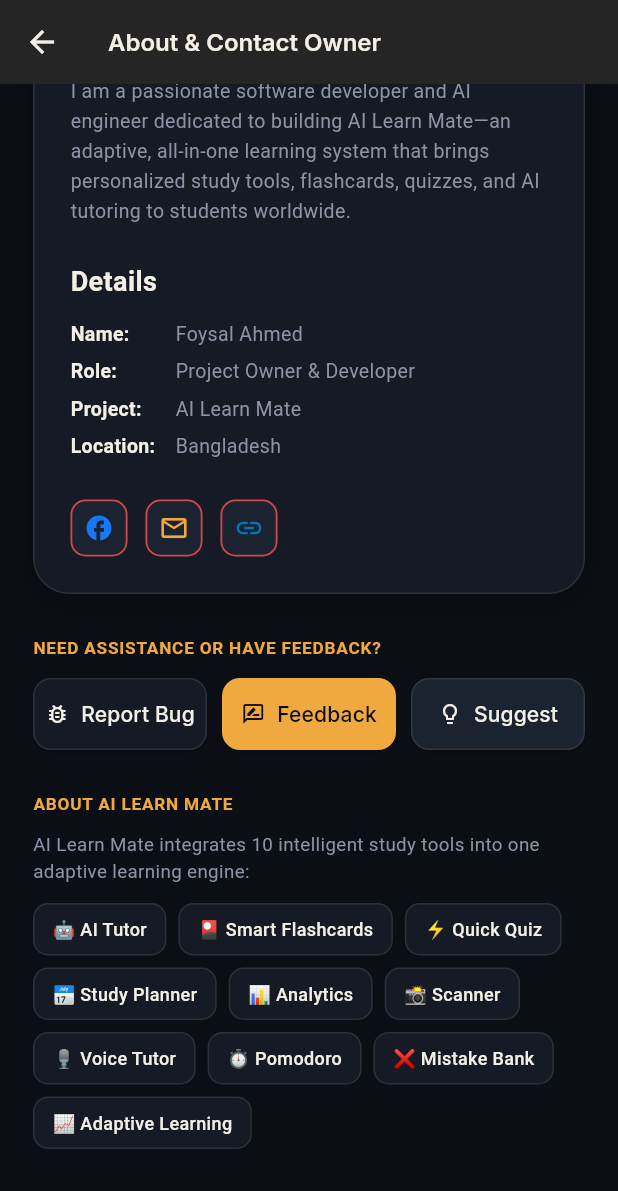
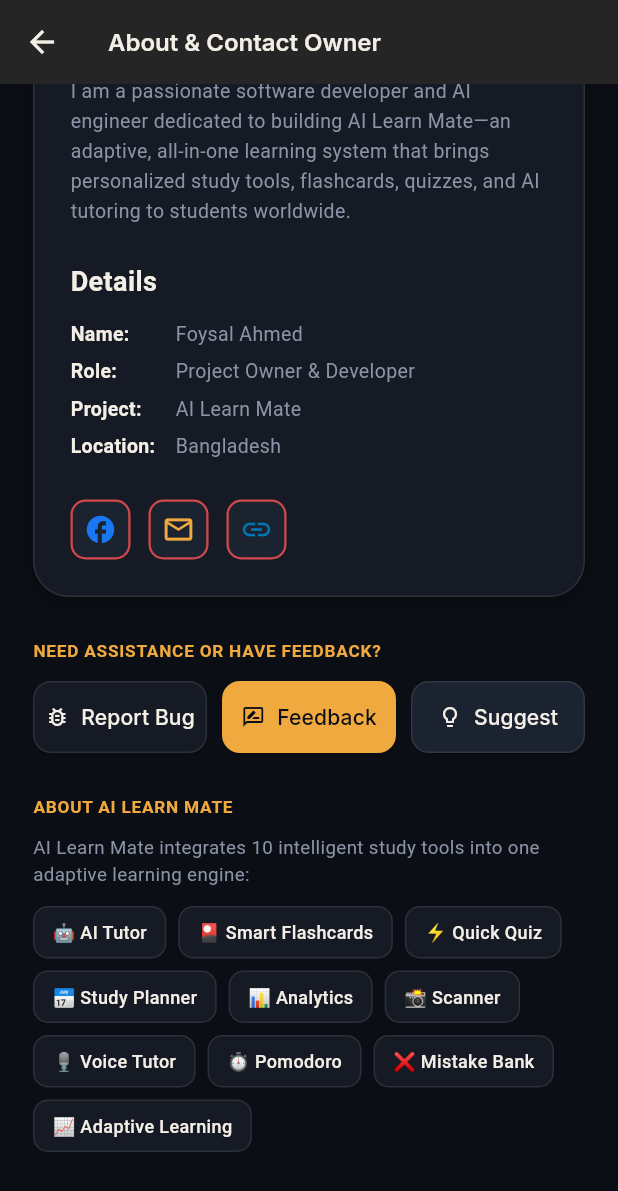
Before and after one commit to richardfacman/Ai-LearnMate, a Flutter app: the ContactOwnerScreen screen opened directly, scrolled down 491 dp, on a phone screen of 412 x 824 dp. Shown: the top 1191 px of the screen. Run offline on Flutter 3.47's test engine with Material 3 defaults, Android fonts, the phone set to English and light mode, and no system bars; our stand-ins replace cloud_firestore, file_picker, firebase_auth, firebase_core, fl_chart, flutter_dotenv and 7 more; missing offline and left inert: google_mlkit_text_recognition; accounts and stored records are empty; network calls fail.

Commit message:
Update Contact Owner social icons and photo rendering

```diff
--- a/lib/screens/profile/contact_owner_screen.dart
+++ b/lib/screens/profile/contact_owner_screen.dart
@@ -29,9 +29,8 @@ class ContactOwnerScreen extends StatelessWidget {
     );
 
     try {
-      if (await canLaunchUrl(mailUri)) {
-        await launchUrl(mailUri, mode: LaunchMode.externalApplication);
-      } else {
+      final bool launched = await launchUrl(mailUri, mode: LaunchMode.externalApplication);
+      if (!launched) {
         await _copyToClipboard(context, AppContactConfig.ownerEmail, "Email address copied to clipboard!");
       }
     } catch (_) {
@@ -42,9 +41,8 @@ class ContactOwnerScreen extends StatelessWidget {
   Future<void> _openLinkedIn(BuildContext context) async {
     final Uri url = Uri.parse(AppContactConfig.ownerLinkedIn);
     try {
-      if (await canLaunchUrl(url)) {
-        await launchUrl(url, mode: LaunchMode.externalApplication);
-      } else {
+      final bool launched = await launchUrl(url, mode: LaunchMode.externalApplication);
+      if (!launched) {
         await _copyToClipboard(context, AppContactConfig.ownerLinkedIn, "LinkedIn link copied!");
       }
     } catch (_) {
@@ -55,9 +53,8 @@ class ContactOwnerScreen extends StatelessWidget {
   Future<void> _openFacebook(BuildContext context) async {
     final Uri url = Uri.parse(AppContactConfig.ownerFacebook);
     try {
-      if (await canLaunchUrl(url)) {
-        await launchUrl(url, mode: LaunchMode.externalApplication);
-      } else {
+      final bool launched = await launchUrl(url, mode: LaunchMode.externalApplication);
+      if (!launched) {
         await _copyToClipboard(context, AppContactConfig.ownerFacebook, "Facebook link copied!");
       }
     } catch (_) {
@@ -310,21 +307,21 @@ class ContactOwnerScreen extends StatelessWidget {
             _socialIconTile(
               icon: Icons.facebook,
               color: const Color(0xFF1877F2),
-              tooltip: "Facebook",
+              tooltip: "Open Facebook",
               onTap: () => _openFacebook(context),
             ),
             const SizedBox(width: 12),
             _socialIconTile(
               icon: Icons.email_outlined,
               color: gold,
-              tooltip: "Email",
+              tooltip: "Email ${AppContactConfig.ownerEmail}",
               onTap: () => _emailOwner(context),
             ),
             const SizedBox(width: 12),
             _socialIconTile(
               icon: Icons.link,
               color: const Color(0xFF0077B5),
-              tooltip: "LinkedIn",
+              tooltip: "Open LinkedIn Profile",
               onTap: () => _openLinkedIn(context),
             ),
           ],
@@ -357,19 +354,22 @@ class ContactOwnerScreen extends StatelessWidget {
     required String tooltip,
     required VoidCallback onTap,
   }) {
-    return InkWell(
+    return Tooltip(
+      message: tooltip,
+      child: InkWell(
         onTap: onTap,
         borderRadius: BorderRadius.circular(10),
         child: Container(
-        width: 38,
-        height: 38,
+          width: 40,
+          height: 40,
           decoration: BoxDecoration(
             color: surfaceHi,
             borderRadius: BorderRadius.circular(10),
-          border: Border.all(color: Colors.redAccent.withOpacity(0.8), width: 1.2), // Red highlight border from reference markup
+            border: Border.all(color: Colors.redAccent.withOpacity(0.8), width: 1.5),
           ),
           alignment: Alignment.center,
-        child: Icon(icon, color: color, size: 20),
+          child: Icon(icon, color: color, size: 22),
+        ),
       ),
     );
   }
```
Lines whose indentation alone changed are shown as unchanged.
